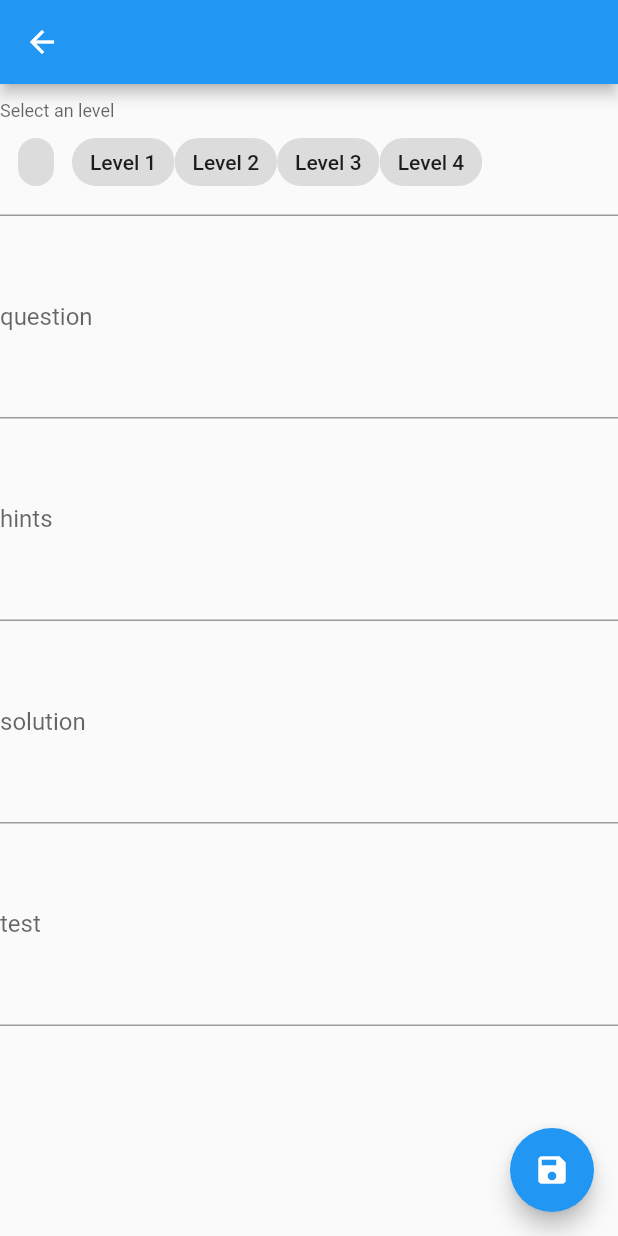
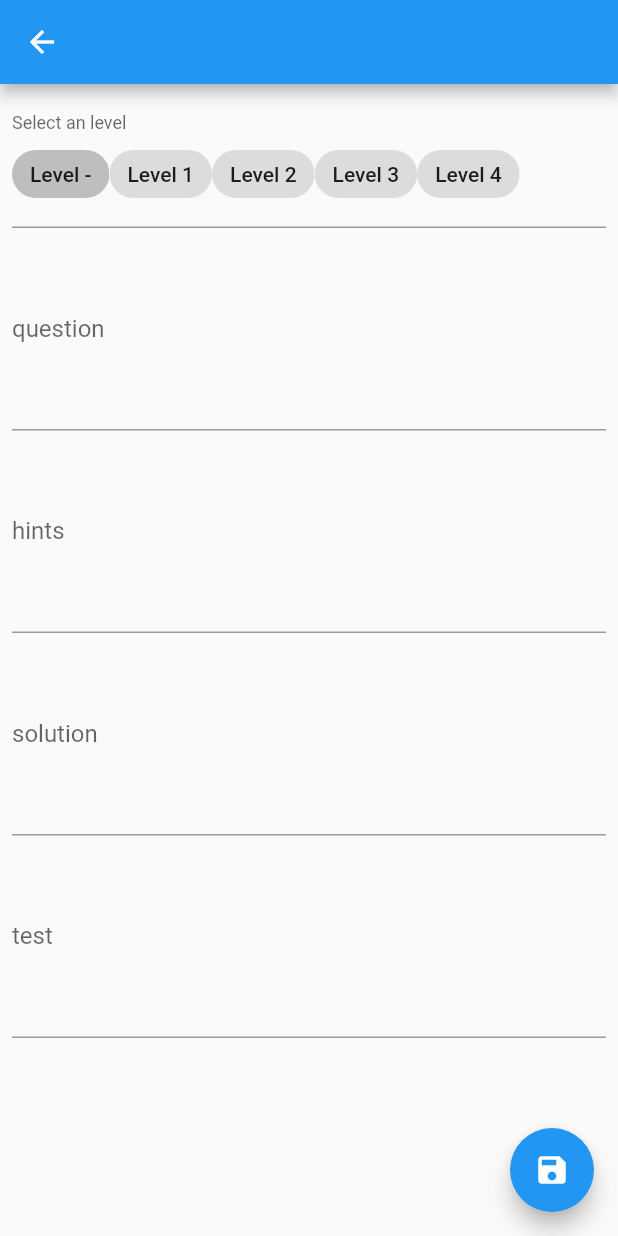
Before and after one commit to Thiswind-Learning/python_exercise_builder, a Flutter app: the screen it shows after launch, after a tap on the "add" icon, on a phone screen of 412 x 824 dp. Run offline on Flutter 3.47's test engine with Material 2 defaults, Android fonts, the phone set to English and light mode, and no system bars; drawn by our look-alikes of flutter_form_builder; our stand-ins replace flutter_slidable, shared_preferences; generated files the repository leaves out were written again.

Commit message:
update code

```diff
--- /dev/null
+++ b/lib/config.dart
@@ -0,0 +1,4 @@
+import 'package:flutter/cupertino.dart';
+
+const double defaultMargin = 8.0;
+const TextStyle titleStyle = TextStyle(fontSize: 24);
--- a/lib/pages/question_form_page.dart
+++ b/lib/pages/question_form_page.dart
@@ -1,5 +1,6 @@
 import 'package:flutter/material.dart';
 import 'package:flutter_form_builder/flutter_form_builder.dart';
+import 'package:python_exercise_builder/config.dart';
 import 'package:python_exercise_builder/models/question.dart';
 
 class QuestionFormPage extends StatefulWidget {
@@ -17,7 +18,9 @@ class _QuestionFormPageState extends State<QuestionFormPage> {
     var question = widget.question;
     return Scaffold(
       appBar: AppBar(),
-      body: SingleChildScrollView(
+      body: Padding(
+        padding: const EdgeInsets.all(defaultMargin),
+        child: SingleChildScrollView(
           child: Column(
             children: [
               FormBuilder(
@@ -38,7 +41,7 @@ class _QuestionFormPageState extends State<QuestionFormPage> {
                         labelText: 'Select an level',
                       ),
                       options: [
-                      FormBuilderFieldOption(value: '', child: Text('')),
+                        FormBuilderFieldOption(value: null, child: Text('Level -')),
                         FormBuilderFieldOption(value: 1, child: Text('Level 1')),
                         FormBuilderFieldOption(value: 2, child: Text('Level 2')),
                         FormBuilderFieldOption(value: 3, child: Text('Level 3')),
@@ -79,6 +82,7 @@ class _QuestionFormPageState extends State<QuestionFormPage> {
             ],
           ),
         ),
+      ),
       floatingActionButton: FloatingActionButton(
         child: Icon(Icons.save),
         onPressed: () async {
--- a/lib/pages/question_page.dart
+++ b/lib/pages/question_page.dart
@@ -1,6 +1,8 @@
 import 'dart:convert';
 
 import 'package:flutter/material.dart';
+import 'package:flutter_slidable/flutter_slidable.dart';
+import 'package:python_exercise_builder/config.dart';
 import 'package:python_exercise_builder/models/question.dart';
 import 'package:python_exercise_builder/pages/question_form_page.dart';
 import 'package:shared_preferences/shared_preferences.dart';
@@ -28,11 +30,11 @@ class _QuestionPageState extends State<QuestionPage> {
     var questions = prefs.getStringList('questions');
     print('loadData questions: $questions');
     if (questions != null) {
+      _list = questions.map((item) => Question.fromJson(json.decode(item))).toList();
+    }
     setState(() {
-        _list = questions.map((item) => Question.fromJson(json.decode(item))).toList();
+      _loading = false;
     });
-    }
-    _loading = false;
   }
 
   Future<void> saveData() async {
@@ -55,42 +57,78 @@ class _QuestionPageState extends State<QuestionPage> {
           )
         ],
       ),
-      body: _loading
+      body: Padding(
+        padding: const EdgeInsets.all(defaultMargin),
+        child: _loading
             ? Center(child: CircularProgressIndicator())
             : ReorderableListView(
                 children: _list
                     .asMap()
                     .entries
-                  .map((entry) => ListTile(
+                    .map((entry) => Slidable(
+                          key: ValueKey(entry.key),
+                          actionPane: SlidableDrawerActionPane(),
+                          actionExtentRatio: 0.25,
+                          child: ListTile(
                             title: Text(
                               entry.value.question,
+                              maxLines: 1,
                               overflow: TextOverflow.ellipsis,
                             ),
-                        subtitle: Text('Level ${entry.value.level}'),
-                        onTap: () async {
-                          var question = await Navigator.of(context).push(
-                            MaterialPageRoute(
-                              builder: (context) => QuestionFormPage(question: entry.value),
+                            subtitle: Text(
+                              'Level ${entry.value.level ?? '-'}',
+                              maxLines: 1,
                             ),
-                          );
-                          if (question != null) {
-                            setState(() {
-                              _list[entry.key] = question;
-                            });
-                          }
-                        },
+                            onTap: () async => _handleEdit(entry.key, entry.value),
+                          ),
+                          actions: <Widget>[
+                            IconSlideAction(
+                              caption: 'Share',
+                              color: Colors.indigo,
+                              icon: Icons.share,
+                              onTap: () async => _handleShare(entry.key, entry.value),
+                            ),
+                          ],
+                          secondaryActions: <Widget>[
+                            IconSlideAction(
+                              caption: 'Star',
+                              color: Colors.black45,
+                              icon: Icons.star,
+                              onTap: () async => _handleStar(entry.key, entry.value),
+                            ),
+                            IconSlideAction(
+                              caption: 'Delete',
+                              color: Colors.red,
+                              icon: Icons.delete,
+                              onTap: () async => _handleDelete(entry.key, entry.value),
+                            ),
+                          ],
                         ))
                     .toList(),
-              header: Text('Questions'),
+                header: Text('Questions', style: titleStyle),
                 onReorder: (oldIndex, newIndex) {
-                setState(() {
                   _updateItems(oldIndex, newIndex);
-                });
                 },
+              ),
       ),
       floatingActionButton: FloatingActionButton(
         child: Icon(Icons.add),
-        onPressed: () async {
+        onPressed: () async => _handleAdd(),
+      ),
+    );
+  }
+
+  void _updateItems(int oldIndex, int newIndex) {
+    if (oldIndex != newIndex) {
+      setState(() {
+        var tmp = _list[oldIndex];
+        _list[oldIndex] = _list[newIndex];
+        _list[newIndex] = tmp;
+      });
+    }
+  }
+
+  _handleAdd() async {
     var question = await Navigator.of(context).push(
       MaterialPageRoute(
         builder: (context) => QuestionFormPage(),
@@ -101,14 +139,28 @@ class _QuestionPageState extends State<QuestionPage> {
         _list.add(question);
       });
     }
-        },
+  }
+
+  _handleEdit(int key, Question value) async {
+    var question = await Navigator.of(context).push(
+      MaterialPageRoute(
+        builder: (context) => QuestionFormPage(question: value),
       ),
     );
+    if (question != null) {
+      setState(() {
+        _list[key] = question;
+      });
+    }
   }
 
-  void _updateItems(int oldIndex, int newIndex) {
-    var tmp = _list[oldIndex];
-    _list[oldIndex] = _list[newIndex];
-    _list[newIndex] = tmp;
+  _handleDelete(int key, Question value) async {
+    setState(() {
+      _list.removeAt(key);
+    });
   }
+
+  _handleStar(int key, Question value) async {}
+
+  _handleShare(int key, Question value) async {}
 }
--- a/lib/pages/setting_page.dart
+++ b/lib/pages/setting_page.dart
@@ -1,4 +1,5 @@
 import 'package:flutter/material.dart';
+import 'package:python_exercise_builder/config.dart';
 
 class SettingPage extends StatefulWidget {
   SettingPage({Key key}) : super(key: key);
@@ -10,8 +11,11 @@ class SettingPage extends StatefulWidget {
 class _SettingPageState extends State<SettingPage> {
   @override
   Widget build(BuildContext context) {
-    return Container(
-      child: Text('Settings'),
+    return Padding(
+      padding: const EdgeInsets.all(defaultMargin),
+      child: Container(
+        child: Center(child: Text('Settings')),
+      ),
     );
   }
 }
--- a/pubspec.yaml
+++ b/pubspec.yaml
@@ -27,6 +27,7 @@ dependencies:
   flutter_form_builder: ^3.11.1
   flutter_highlight: ^0.6.0
   json_annotation: ^3.0.0
+  flutter_slidable: ^0.5.4
 
 
   # The following adds the Cupertino Icons font to your application.
```
Also changed, not shown: pubspec.lock. Lines whose indentation alone changed are shown as unchanged.
